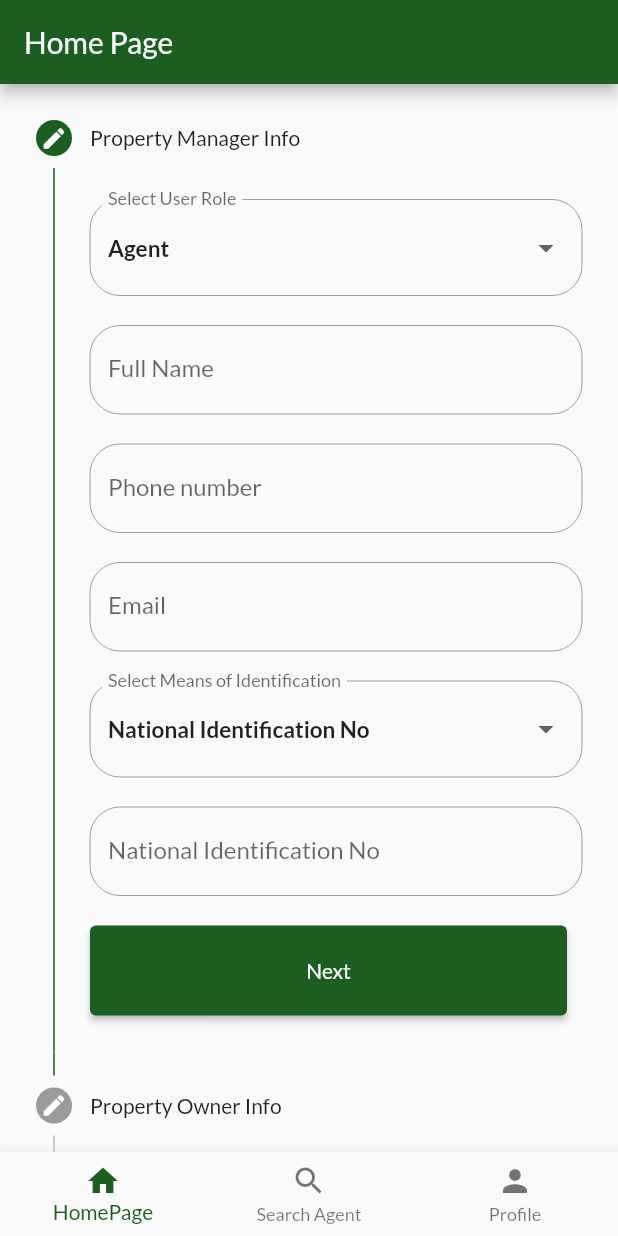
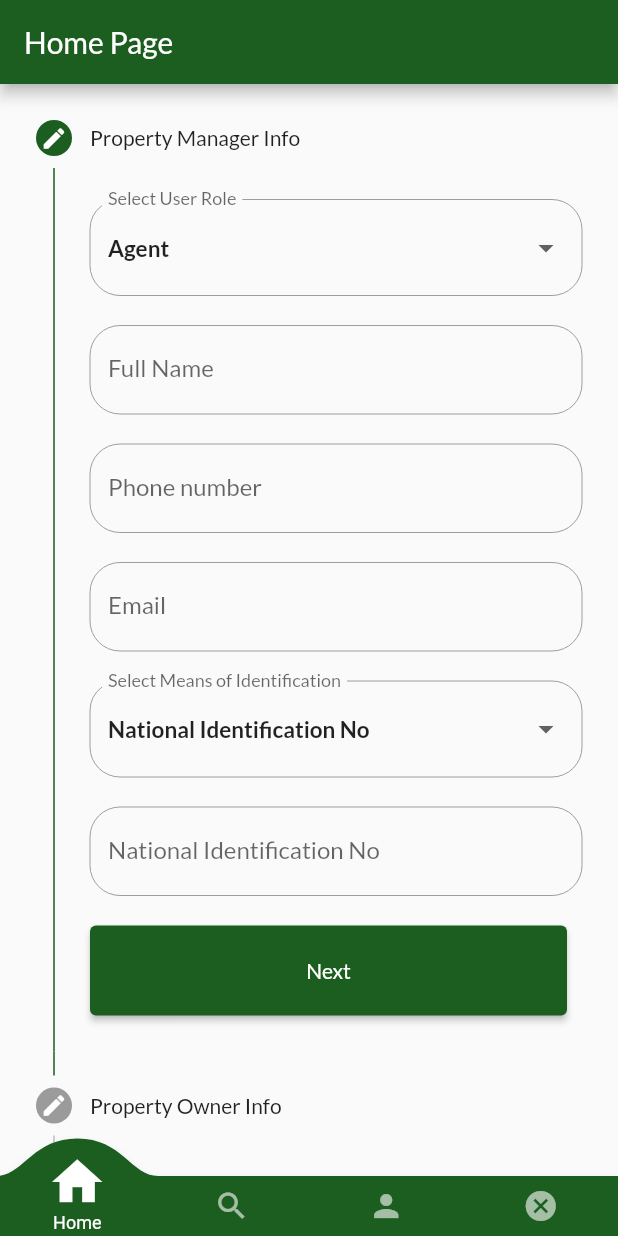
Before and after one commit to AbdulsalamAbdulrahman/enum_app, a Flutter app: the MyHomePage screen opened directly with empty values, on a phone screen of 412 x 824 dp. Run offline on Flutter 3.47's test engine with Material 2 defaults, Android fonts, the phone set to English and light mode, and no system bars; drawn by our look-alikes of convex_bottom_bar; our stand-ins replace easy_splash_screen, geolocator, google_fonts; missing offline and left inert: app_settings.

Commit message:
modify bottom_nav added unavailable page supervisor page

```diff
--- a/lib/homepage.dart
+++ b/lib/homepage.dart
@@ -18,6 +18,7 @@ class HomePage extends StatefulWidget {
   final String lastname;
   final String team;
   final String ephone;
+  final String userRole;
 
   const HomePage(
       {Key? key,
@@ -30,7 +31,8 @@ class HomePage extends StatefulWidget {
       required this.firstname,
       required this.lastname,
       required this.team,
-      required this.ephone})
+      required this.ephone,
+      required this.userRole})
       : super(key: key);
 
   @override
@@ -827,7 +829,6 @@ class _HomePageState extends State<HomePage> {
               });
             } else {
               // print('Submited');
-
             }
           }
         },
@@ -1582,6 +1583,7 @@ class _HomePageState extends State<HomePage> {
                               lastname: widget.lastname,
                               team: widget.team,
                               ephone: widget.ephone,
+                              userRole: widget.userRole,
                             )),
                     (route) => false);
               },
--- a/lib/login.dart
+++ b/lib/login.dart
@@ -29,6 +29,7 @@ class _LoginState extends State<Login> {
   String lastname = '';
   String team = '';
   String ephone = '';
+  String userRole = '';
 
   //geo
   bool servicestatus = false;
@@ -282,8 +283,7 @@ class _LoginState extends State<Login> {
         String lastname = jsondata["lname"];
         String team = jsondata["team"];
         String ephone = jsondata["phone"];
-
-        // print(id);
+        String userRole = jsondata["role"];
 
         setState(() {
           id = id;
@@ -303,6 +303,7 @@ class _LoginState extends State<Login> {
                 lastname: lastname,
                 team: team,
                 ephone: ephone,
+                userRole: userRole,
               ),
             ),
             (route) => false);
--- a/lib/main.dart
+++ b/lib/main.dart
@@ -1,10 +1,13 @@
 import 'package:enum_app/homepage.dart';
 import 'package:enum_app/profile.dart';
+import 'package:enum_app/supervisor.dart';
 import 'package:enum_app/search.dart';
 import 'package:enum_app/splash_page.dart';
+import 'package:enum_app/unavailable.dart';
 import 'package:flutter/material.dart';
 import 'package:flutter/services.dart';
 import 'package:google_fonts/google_fonts.dart';
+import 'package:convex_bottom_bar/convex_bottom_bar.dart';
 
 void main() {
   // add these lines
@@ -44,6 +47,7 @@ class MyHomePage extends StatefulWidget {
   final String lastname;
   final String team;
   final String ephone;
+  final String userRole;
 
   const MyHomePage({
     Key? key,
@@ -57,6 +61,7 @@ class MyHomePage extends StatefulWidget {
     required this.lastname,
     required this.team,
     required this.ephone,
+    required this.userRole,
   }) : super(key: key);
 
   @override
@@ -65,7 +70,7 @@ class MyHomePage extends StatefulWidget {
 
 class _MyHomePageState extends State<MyHomePage> {
   int _selectedScreenIndex = 0;
-  List<Widget> _screens() => [
+  List<Widget> _screensEnumerator() => [
         HomePage(
           mail: widget.mail,
           fname: widget.fname,
@@ -77,6 +82,7 @@ class _MyHomePageState extends State<MyHomePage> {
           lastname: widget.lastname,
           team: widget.team,
           ephone: widget.ephone,
+          userRole: widget.userRole,
         ),
         Search(
           id: widget.id,
@@ -84,6 +90,7 @@ class _MyHomePageState extends State<MyHomePage> {
           lastname: widget.lastname,
           team: widget.team,
           ephone: widget.ephone,
+          userRole: widget.userRole,
         ),
         Profile(
           id: widget.id,
@@ -92,6 +99,40 @@ class _MyHomePageState extends State<MyHomePage> {
           team: widget.team,
           ephone: widget.ephone,
         ),
+        const Unavailable()
+      ];
+
+  List<Widget> _screensSupervisor() => [
+        HomePage(
+          mail: widget.mail,
+          fname: widget.fname,
+          phone: widget.phone,
+          role: widget.role,
+          nin: widget.nin,
+          id: widget.id,
+          firstname: widget.firstname,
+          lastname: widget.lastname,
+          team: widget.team,
+          ephone: widget.ephone,
+          userRole: widget.userRole,
+        ),
+        Search(
+          id: widget.id,
+          firstname: widget.firstname,
+          lastname: widget.lastname,
+          team: widget.team,
+          ephone: widget.ephone,
+          userRole: widget.userRole,
+        ),
+        Profile(
+          id: widget.id,
+          firstname: widget.firstname,
+          lastname: widget.lastname,
+          team: widget.team,
+          ephone: widget.ephone,
+        ),
+        const Unavailable(),
+        const Supervisor()
       ];
 
   void _selectScreen(int index) {
@@ -102,21 +143,43 @@ class _MyHomePageState extends State<MyHomePage> {
 
   @override
   Widget build(BuildContext context) {
-    final List<Widget> screens = _screens();
+    final List<Widget> screens = widget.userRole == "supervisor"
+        ? _screensSupervisor()
+        : _screensEnumerator();
     return Scaffold(
-      body: screens[_selectedScreenIndex],
-      bottomNavigationBar: BottomNavigationBar(
-        currentIndex: _selectedScreenIndex,
+        body: screens[_selectedScreenIndex],
+        bottomNavigationBar:
+            widget.userRole == "supervisor" ? convexS() : convexE());
+  }
+
+  Widget convexS() => ConvexAppBar(
+        style: TabStyle.textIn,
+        initialActiveIndex: _selectedScreenIndex,
         onTap: _selectScreen,
+        height: 40.0,
+        backgroundColor: Colors.green.shade900,
         items: const [
-          BottomNavigationBarItem(icon: Icon(Icons.home), label: 'HomePage'),
-          BottomNavigationBarItem(
-              icon: Icon(Icons.search), label: "Search Agent"),
-          BottomNavigationBarItem(icon: Icon(Icons.person), label: 'Profile'),
+          TabItem(icon: Icons.home, title: 'Home'),
+          TabItem(icon: Icons.search, title: 'Search'),
+          TabItem(icon: Icons.person, title: 'Profile'),
+          TabItem(icon: Icons.cancel, title: 'Unavailable'),
+          TabItem(icon: Icons.supervised_user_circle, title: 'Supervisor'),
         ],
-      ),
-    );
-  }
+      );
+
+  Widget convexE() => ConvexAppBar(
+        style: TabStyle.textIn,
+        initialActiveIndex: _selectedScreenIndex,
+        onTap: _selectScreen,
+        height: 40.0,
+        backgroundColor: Colors.green.shade900,
+        items: const [
+          TabItem(icon: Icons.home, title: 'Home'),
+          TabItem(icon: Icons.search, title: 'Search'),
+          TabItem(icon: Icons.person, title: 'Profile'),
+          TabItem(icon: Icons.cancel, title: 'Unavailable'),
+        ],
+      );
 }
 
 MaterialColor colorCustom = const MaterialColor(
--- a/lib/search.dart
+++ b/lib/search.dart
@@ -10,6 +10,7 @@ class Search extends StatefulWidget {
   final String lastname;
   final String team;
   final String ephone;
+  final String userRole;
 
   const Search(
       {Key? key,
@@ -17,7 +18,8 @@ class Search extends StatefulWidget {
       required this.firstname,
       required this.lastname,
       required this.team,
-      required this.ephone})
+      required this.ephone,
+      required this.userRole})
       : super(key: key);
 
   @override
@@ -121,6 +123,7 @@ class _SearchState extends State<Search> {
                                               lastname: widget.lastname,
                                               team: widget.team,
                                               ephone: widget.ephone,
+                                              userRole: widget.userRole,
                                             )),
                                     (route) => false),
                             leading: Text(dataList1[index]["role"],
--- a/pubspec.yaml
+++ b/pubspec.yaml
@@ -43,6 +43,7 @@ dependencies:
   intl: ^0.18.0
   geolocator: ^9.0.1
   app_settings: ^4.1.8
+  convex_bottom_bar: ^3.2.0
 
 dev_dependencies:
   flutter_test:
```
Also changed, not shown: lib/profile.dart (+17 -18 lines), lib/supervisor.dart (renamed from lib/revisit.dart, +5 -5 lines), lib/unavailable.dart (added, +371 -0 lines), pubspec.lock.
